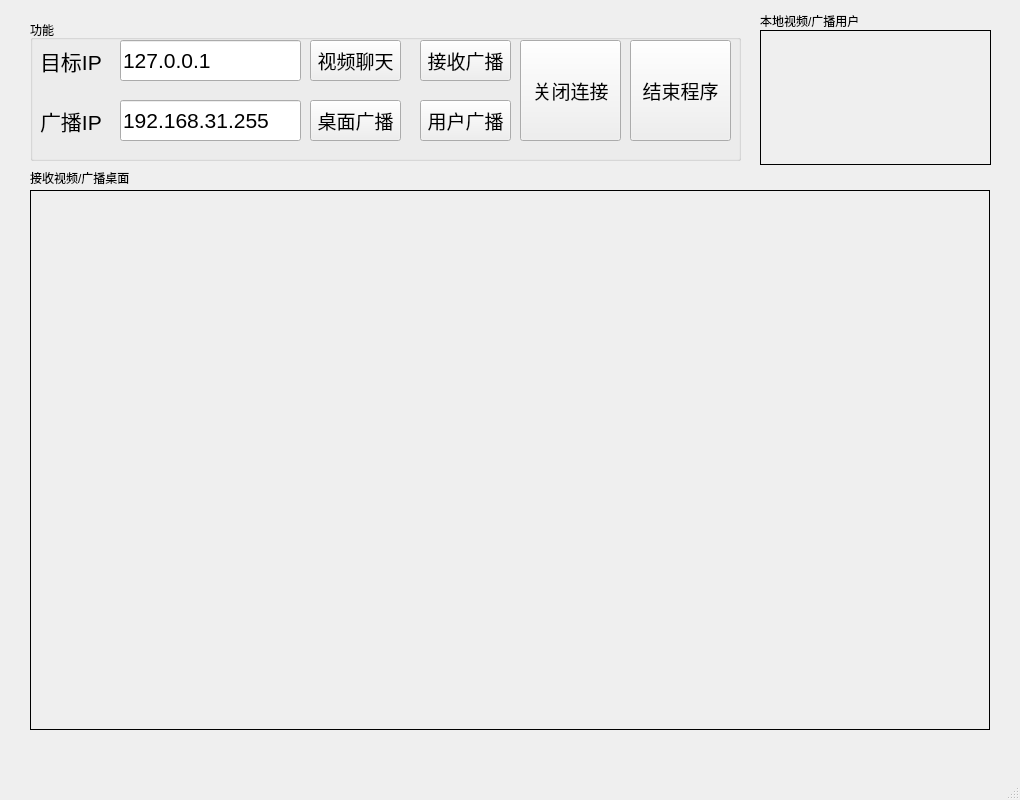
injahow/python-demo, file video_chat/ui/main.ui: the form before one commit.
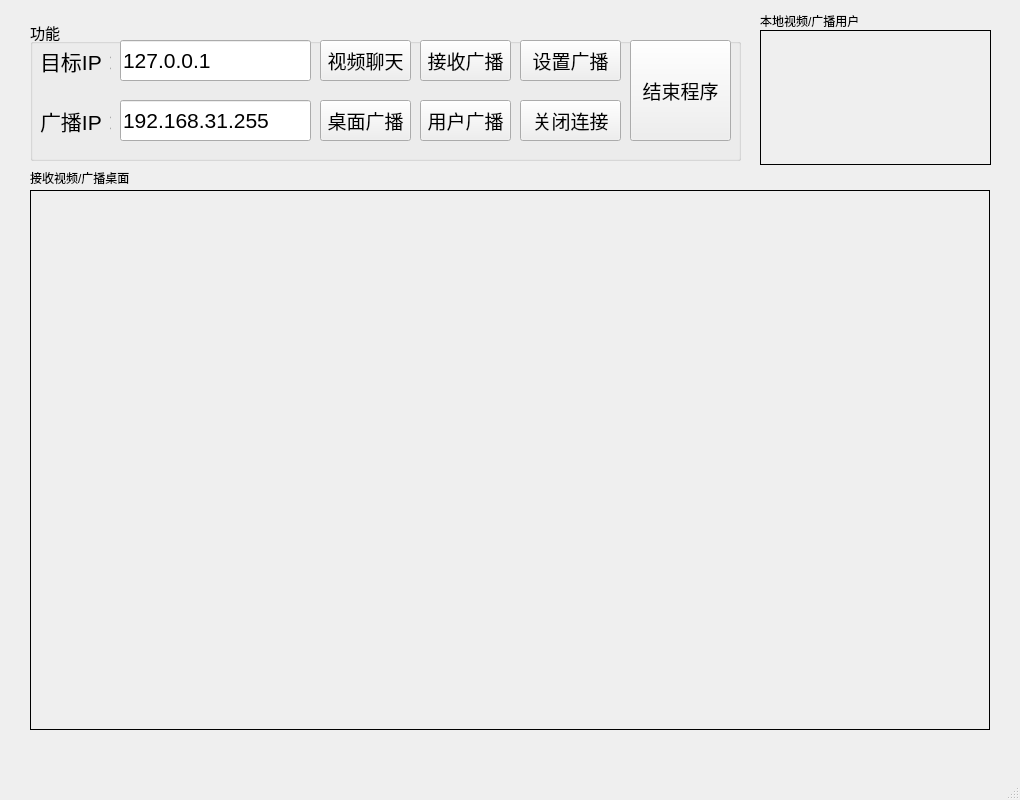
The form after the commit.

Diff of the .ui file:
```diff
--- a/video_chat/ui/main.ui
+++ b/video_chat/ui/main.ui
@@ -102,6 +102,11 @@
       <height>141</height>
      </rect>
     </property>
+    <property name="font">
+     <font>
+      <pointsize>11</pointsize>
+     </font>
+    </property>
     <property name="title">
      <string>功能</string>
     </property>
@@ -146,7 +151,7 @@
       <rect>
        <x>90</x>
        <y>20</y>
-       <width>181</width>
+       <width>191</width>
        <height>41</height>
       </rect>
      </property>
@@ -164,7 +169,7 @@
       <rect>
        <x>90</x>
        <y>80</y>
-       <width>181</width>
+       <width>191</width>
        <height>41</height>
       </rect>
      </property>
@@ -180,7 +185,7 @@
     <widget class="QPushButton" name="pushButton_start">
      <property name="geometry">
       <rect>
-       <x>280</x>
+       <x>290</x>
        <y>80</y>
        <width>91</width>
        <height>41</height>
@@ -210,7 +215,7 @@
       </font>
      </property>
      <property name="text">
-      <string>目标IP</string>
+      <string>目标IP：</string>
      </property>
     </widget>
     <widget class="QPushButton" name="pushButton_start_3">
@@ -246,13 +251,13 @@
       </font>
      </property>
      <property name="text">
-      <string>广播IP</string>
+      <string>广播IP：</string>
      </property>
     </widget>
     <widget class="QPushButton" name="pushButton_start_2">
      <property name="geometry">
       <rect>
-       <x>280</x>
+       <x>290</x>
        <y>20</y>
        <width>91</width>
        <height>41</height>
@@ -271,9 +276,9 @@
      <property name="geometry">
       <rect>
        <x>490</x>
-       <y>20</y>
+       <y>80</y>
        <width>101</width>
-       <height>101</height>
+       <height>41</height>
       </rect>
      </property>
      <property name="font">
@@ -285,6 +290,24 @@
       <string>关闭连接</string>
      </property>
     </widget>
+    <widget class="QPushButton" name="pushButton_get_ip">
+     <property name="geometry">
+      <rect>
+       <x>490</x>
+       <y>20</y>
+       <width>101</width>
+       <height>41</height>
+      </rect>
+     </property>
+     <property name="font">
+      <font>
+       <pointsize>14</pointsize>
+      </font>
+     </property>
+     <property name="text">
+      <string>设置广播</string>
+     </property>
+    </widget>
    </widget>
   </widget>
   <widget class="QMenuBar" name="menubar">
```
